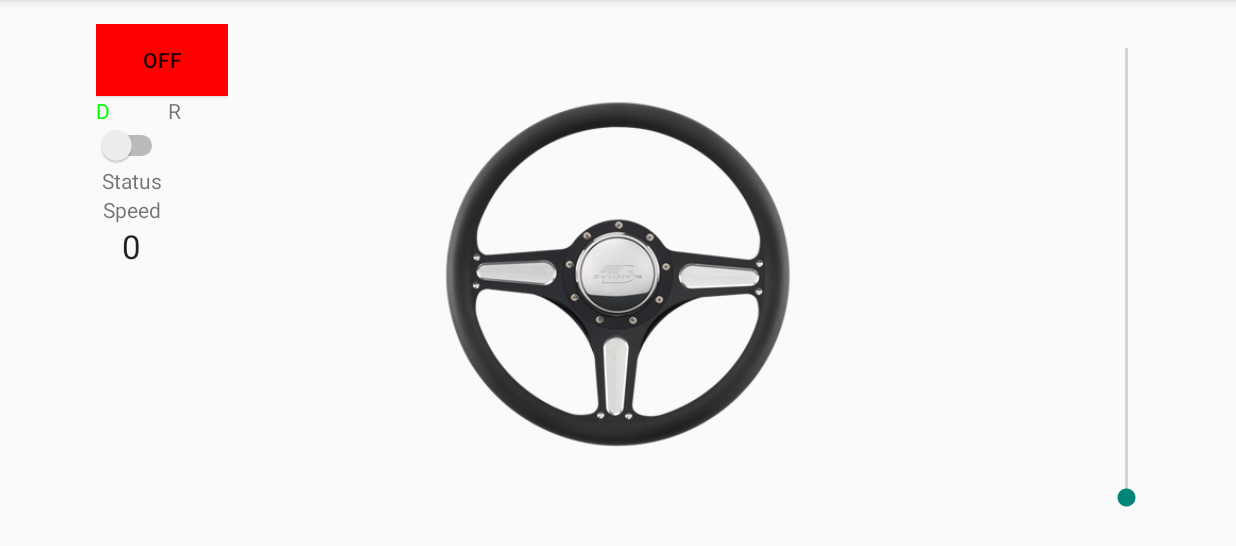
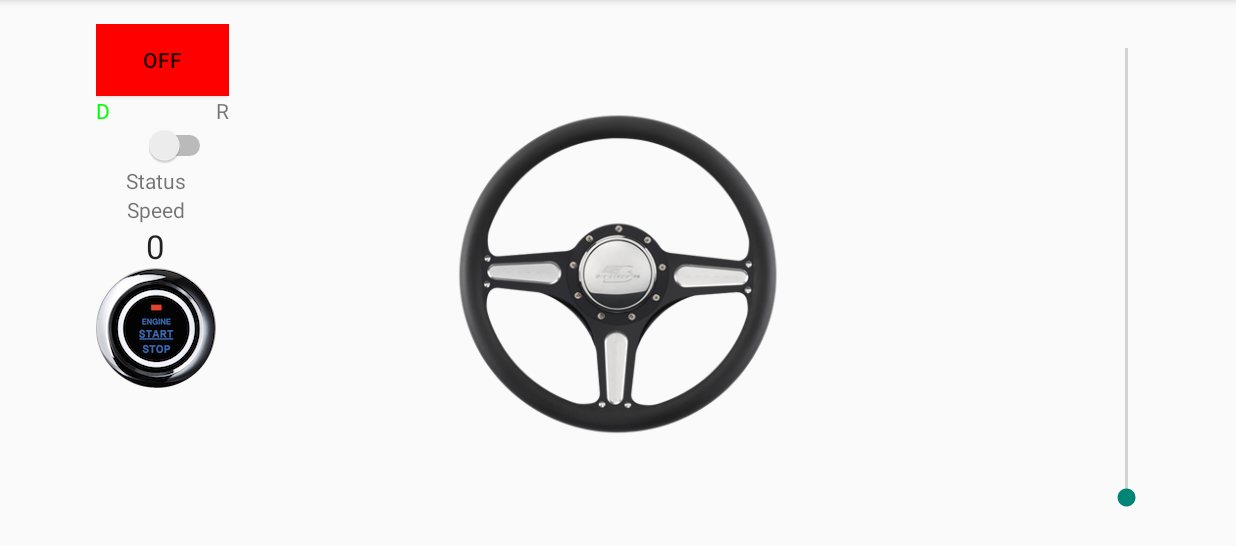
Before and after one commit to rz4fun/oid, an Android app: the screen it shows after launch (DashActivity), after a tap on "OFF", on a phone screen of 824 x 412 dp (held sideways), the part 72-618 px from its top. Run offline under Robolectric (Android 15) with nearby library versions, the phone set to English and light mode, and no system bars.

Commit message:
Added a better engine-start button. Notification not quite working yet.

```diff
--- a/remsteer/app/src/main/AndroidManifest.xml
+++ b/remsteer/app/src/main/AndroidManifest.xml
@@ -9,6 +9,7 @@
         android:targetSdkVersion="21" />
 
     <uses-permission android:name="android.permission.INTERNET"/>
+    <uses-permission android:name="android.permission.VIBRATE"/>
 
     <application
         android:allowBackup="true"
--- a/remsteer/app/src/main/java/rz/remotesteer/DashActivity.java
+++ b/remsteer/app/src/main/java/rz/remotesteer/DashActivity.java
@@ -11,6 +11,7 @@ import java.util.concurrent.ExecutionException;
 
 import com.example.remotesteer.R;
 
+import android.content.Context;
 import android.graphics.Color;
 import android.support.v7.app.ActionBarActivity;
 import android.annotation.SuppressLint;
@@ -25,12 +26,14 @@ import android.view.View;
 import android.view.View.OnClickListener;
 import android.widget.CompoundButton;
 import android.widget.ImageView;
+import android.widget.ImageButton;
 import android.widget.SeekBar;
 import android.widget.SeekBar.OnSeekBarChangeListener;
 import android.widget.Switch;
 import android.widget.TextView;
 import android.widget.Toast;
 import android.widget.ToggleButton;
+import android.os.Vibrator;
 
 public class DashActivity extends ActionBarActivity {
 
@@ -45,10 +48,13 @@ public class DashActivity extends ActionBarActivity {
     steering_wheel_imageview_ = (ImageView)findViewById(R.id.steer_image);
     speed_seekbar_ = (VerticalSeekBar)findViewById(R.id.speed_seekbar);
     engine_start_button_ = (ToggleButton)findViewById(R.id.power_button);
+    engine_button_ = (ImageButton)findViewById(R.id.engine_button);
     final TextView d_textview = (TextView)findViewById(R.id.d_textview);
     final TextView r_textview = (TextView)findViewById(R.id.r_textview);
     // non UI variables
     drive_mode_ = DRIVE_FORWARD;
+    vibrator_ = (Vibrator) this.getSystemService(Context.VIBRATOR_SERVICE);
+    try_engine_message_ = Toast.makeText(DashActivity.this, "Try starting engine", Toast.LENGTH_SHORT);
     // Configuring the drive-reverse switch.
     drive_reverse_switch_.setOnCheckedChangeListener(new CompoundButton.OnCheckedChangeListener() {
       @Override
@@ -66,6 +72,18 @@ public class DashActivity extends ActionBarActivity {
     });
     // Configuring the engine start button.
     engine_start_button_.setOnClickListener(new OnClickListener() {
+
+      @Override
+      public void onClick(View v) {
+        if (!engine_on_) {
+          ConnectToVehicle();
+        } else {
+          DisconnectFromVehicle();
+        }
+      }
+    });
+    // Configuring the engine start button.
+    engine_button_.setOnClickListener(new OnClickListener() {
 
       @Override
       public void onClick(View v) {
@@ -109,17 +127,22 @@ public class DashActivity extends ActionBarActivity {
     int count = 0;
     engine_start_button_.setBackgroundColor(Color.YELLOW);
     engine_start_button_.setEnabled(false);
-    while (count++ < 3) {
+    engine_button_.setImageResource(R.drawable.b4_120_yellow);
+    engine_button_.setEnabled(false);
+    vibrator_.vibrate(300);
+    try_engine_message_.show();
+    while (++count <= 3) {
       try {
         if (new EngineStarter().execute("Start").get().equals("OK")) {
           engine_start_button_.setBackgroundColor(Color.GREEN);
           engine_start_button_.setChecked(true);
           engine_start_button_.setEnabled(true);
+          engine_button_.setImageResource(R.drawable.b4_120_green);
+          engine_button_.setEnabled(true);
           Toast.makeText(DashActivity.this, "Engine on", Toast.LENGTH_SHORT).show();
           engine_on_ = true;
           return;
         }
-        Toast.makeText(DashActivity.this, "Try starting engine X" + count, Toast.LENGTH_SHORT).show();
       } catch (InterruptedException e) {
         e.printStackTrace();
       } catch (ExecutionException e) {
@@ -129,6 +152,8 @@ public class DashActivity extends ActionBarActivity {
     engine_start_button_.setBackgroundColor(Color.RED);
     engine_start_button_.setEnabled(true);
     engine_start_button_.setChecked(false);
+    engine_button_.setImageResource(R.drawable.b4_120_red);
+    engine_button_.setEnabled(true);
     engine_on_ = false;
   }
 
@@ -140,6 +165,8 @@ public class DashActivity extends ActionBarActivity {
         engine_start_button_.setBackgroundColor(Color.RED);
         engine_start_button_.setChecked(false);
         engine_start_button_.setEnabled(true);
+        engine_button_.setImageResource(R.drawable.b4_120_red);
+        engine_button_.setEnabled(true);
         Toast.makeText(DashActivity.this, "Engine off", Toast.LENGTH_SHORT).show();
         engine_on_ = false;
         Log.d("Remote Steer", " Engine off.");
@@ -238,6 +265,7 @@ public class DashActivity extends ActionBarActivity {
   private TextView status_textview_;
   private TextView speed_textview_;
   private ToggleButton engine_start_button_;
+  private ImageButton engine_button_;
 
   private Socket socket_;
   private PrintWriter command_writer_;
@@ -264,10 +292,15 @@ public class DashActivity extends ActionBarActivity {
   public static final int SPEED_FORWARD_MAX = 0;
   public static final int SPEED_BACKWARD_MAX = 180;
 
+  private Vibrator vibrator_;
+  private Toast try_engine_message_;
+
+
   private class EngineStarter extends AsyncTask<String, Void, String> {
 
 	@Override
 	protected String doInBackground(String... params) {
+
       int mode = -1;
       if (params[0].equals("Start")) {
         mode = 1;
@@ -302,15 +335,20 @@ public class DashActivity extends ActionBarActivity {
       } else {
         if (mode == 1) {
           try {
+            //Toast.makeText(DashActivity.this, "Bullshit on", Toast.LENGTH_SHORT).show();
+            //vibrator_.vibrate(300);
             socket_.connect(new InetSocketAddress("192.168.240.1", 5678), 3000);
             if (socket_.isConnected()) {
               command_writer_ = new PrintWriter(new BufferedWriter(new OutputStreamWriter(socket_.getOutputStream())), true);
               return "OK";
             }
+            Thread.sleep(1000);
             return "";
           } catch (UnknownHostException e) {
             Log.d(APPLICATION_TAG, APPLICATION_TAG + e.getLocalizedMessage());
           } catch (IOException e) {
+            Log.d(APPLICATION_TAG, APPLICATION_TAG + e.getLocalizedMessage());
+          } catch (InterruptedException e) {
             Log.d(APPLICATION_TAG, APPLICATION_TAG + e.getLocalizedMessage());
           }
           return "";
--- a/remsteer/app/src/main/res/layout-land/activity_dash.xml
+++ b/remsteer/app/src/main/res/layout-land/activity_dash.xml
@@ -39,8 +39,8 @@
 
         <ImageView
             android:id="@+id/steer_image"
-            android:layout_width="260dp"
-            android:layout_height="260dp"
+            android:layout_width="240dp"
+            android:layout_height="240dp"
             android:src="@drawable/sw4"
             android:layout_gravity="center"
             android:layout_alignParentBottom="true"
@@ -179,6 +179,39 @@
                 android:layout_gravity="center_horizontal" />
         </TableRow>
 
+        <TableRow
+            android:layout_width="match_parent"
+            android:layout_height="match_parent"></TableRow>
+
+        <TableRow
+            android:layout_width="match_parent"
+            android:layout_height="match_parent"></TableRow>
+
+        <TableRow
+            android:layout_width="match_parent"
+            android:layout_height="match_parent"></TableRow>
+
+        <TableRow
+            android:layout_width="match_parent"
+            android:layout_height="match_parent"></TableRow>
+
+        <TableRow
+            android:layout_width="match_parent"
+            android:layout_height="match_parent"></TableRow>
+
+        <TableRow
+            android:layout_width="match_parent"
+            android:layout_height="match_parent">
+
+            <ImageButton
+                android:layout_width="wrap_content"
+                android:layout_height="wrap_content"
+                android:id="@+id/engine_button"
+                android:layout_column="2"
+                android:src="@drawable/b4_120_red"
+                android:background="@android:color/transparent" />
+        </TableRow>
+
     </TableLayout>
 
 </RelativeLayout>
```
Also changed, not shown: remsteer/app/src/main/res/drawable-hdpi/b4_120_green.png (added), remsteer/app/src/main/res/drawable-hdpi/b4_120_red.png (added), remsteer/app/src/main/res/drawable-hdpi/b4_120_yellow.png (added).
